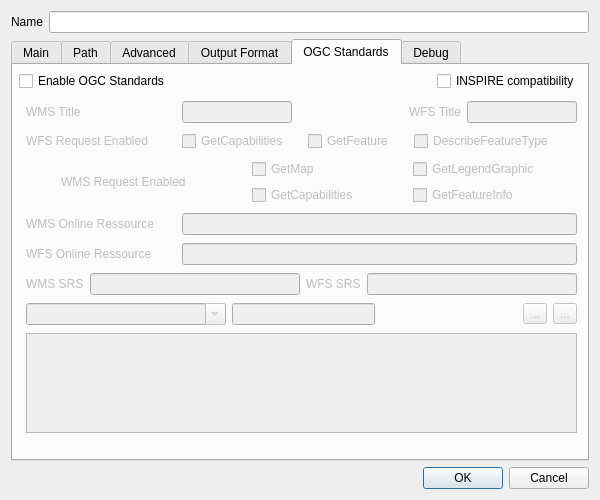
First picture: the form in mapsettings.ui, repository QMapfileEditor/QMapfileEditor, before the edit.
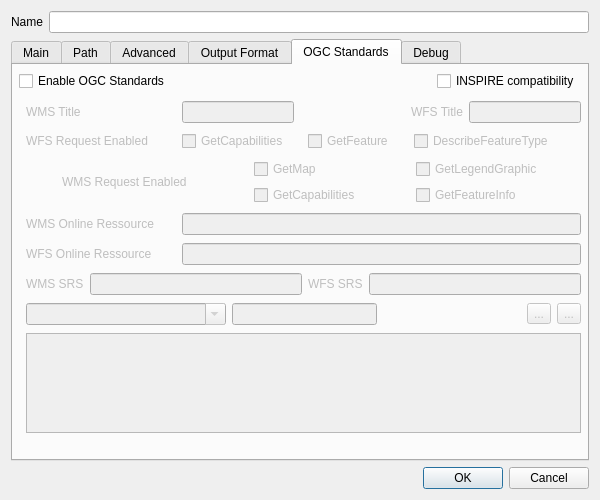
Second picture: the form after the edit. The open tabs and pages were chosen to show the change. Icons and pictures are not drawn.

Commit message: Better handling of OGC metadatas table

The edit to the form file:
```diff
--- a/mapsettings.ui
+++ b/mapsettings.ui
@@ -1989,7 +1989,7 @@
          <rect>
           <x>5</x>
           <y>4</y>
-          <width>551</width>
+          <width>555</width>
           <height>341</height>
          </rect>
         </property>
@@ -2349,6 +2349,12 @@
          </item>
          <item>
           <widget class="QTableView" name="mf_map_web_md_options_list">
+           <property name="sizePolicy">
+            <sizepolicy hsizetype="Expanding" vsizetype="MinimumExpanding">
+             <horstretch>255</horstretch>
+             <verstretch>0</verstretch>
+            </sizepolicy>
+           </property>
            <property name="minimumSize">
             <size>
              <width>0</width>
@@ -2361,6 +2367,15 @@
              <height>100</height>
             </size>
            </property>
+           <property name="sizeAdjustPolicy">
+            <enum>QAbstractScrollArea::AdjustToContents</enum>
+           </property>
+           <attribute name="horizontalHeaderStretchLastSection">
+            <bool>true</bool>
+           </attribute>
+           <attribute name="verticalHeaderStretchLastSection">
+            <bool>false</bool>
+           </attribute>
           </widget>
          </item>
         </layout>
```
Left out of the diff: 14 changed lines with no effect on the pictures.
